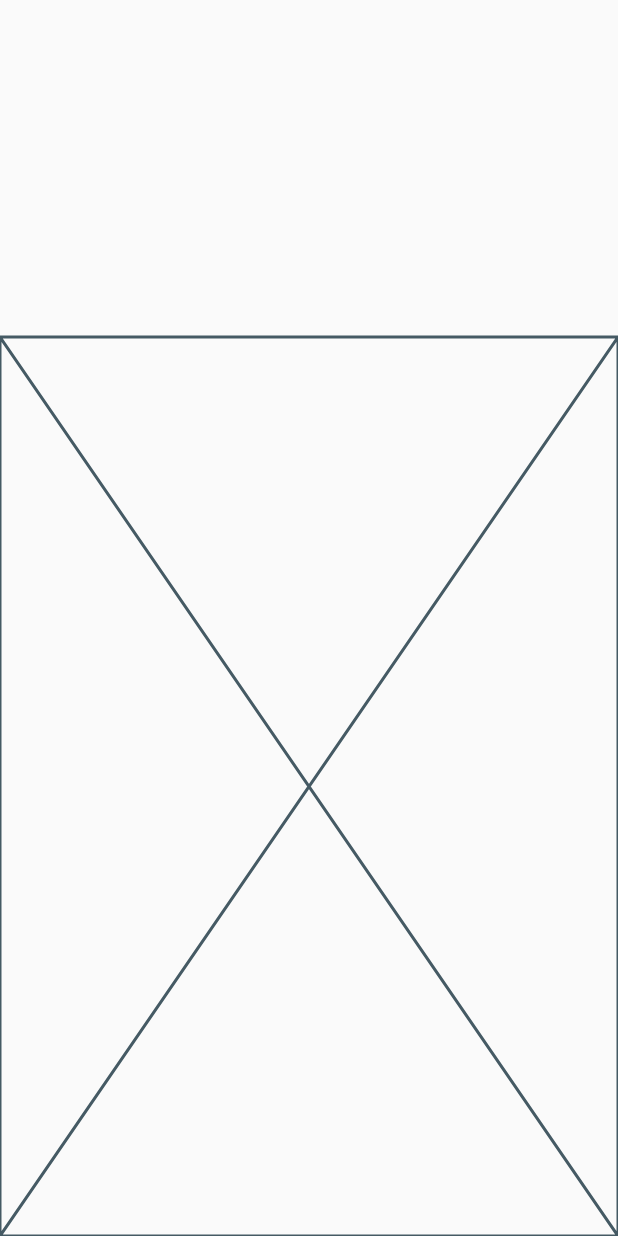
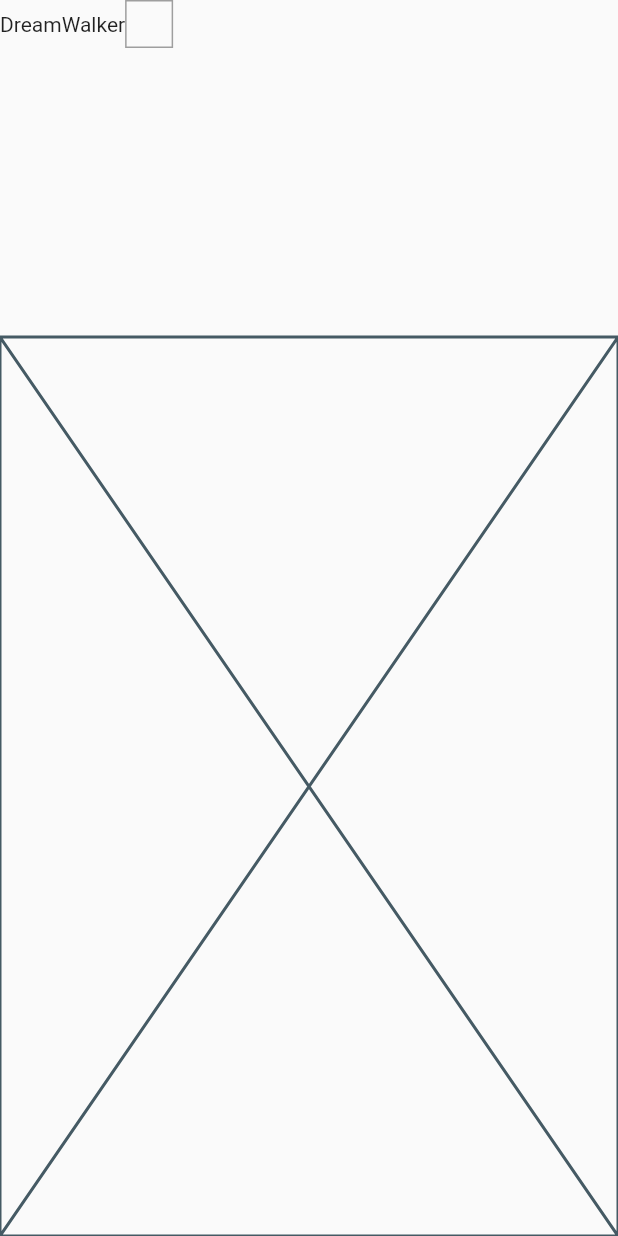
Before and after one commit to JAICHANGPARK/flutter_notebook_8th_story, a Flutter app: the screen it shows after launch, on a phone screen of 412 x 824 dp. Run offline on Flutter 3.47's test engine with Material 2 defaults, Android fonts, the phone set to English and light mode, and no system bars.

Commit message:
Update element_main_page.dart

```diff
--- a/lib/ep551_element_app/element_main_page.dart
+++ b/lib/ep551_element_app/element_main_page.dart
@@ -24,7 +24,14 @@ class _ElementMainPageState extends State<ElementMainPage> {
             Expanded(flex: 3, child: Column(
               children: [
                 Row(children: [
-
+                  Text("DreamWalker"),
+                  Container(
+                    height: 32,
+                    width: 32,
+                    decoration: BoxDecoration(
+                      border: Border.all(color: Colors.grey),
+                    ),
+                  )
                 ],)
               ],
             )),
```
